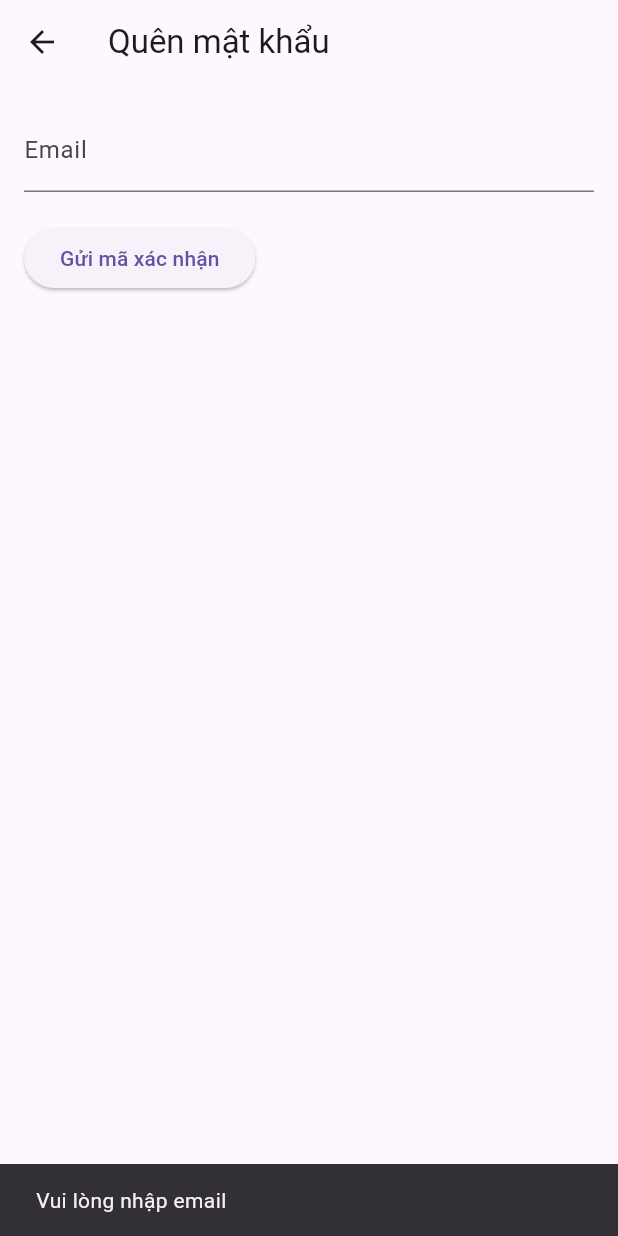
After one commit to TDat79/SignIn-SignUp-Flutter-Amplify-Cognito, a Flutter app: the ForgotPasswordScreen screen opened directly, after a tap on "Gửi mã xác nhận", on a phone screen of 412 x 824 dp. The commit adds this screen. Run offline on Flutter 3.47's test engine with Material 3 defaults, Android fonts, the phone set to English and light mode, and no system bars; our stand-ins replace email_validator; missing offline and left inert: amplify_auth_cognito, amplify_flutter.

Commit message:
quên mật khẩu

```diff
--- a/lib/screens/confirm_sign_up_screen.dart
+++ b/lib/screens/confirm_sign_up_screen.dart
@@ -1,5 +1,5 @@
 import 'package:flutter/material.dart';
-import 'package:nhom1_signin_up/auth_service.dart';  // Đảm bảo bạn import đúng AuthService
+import 'package:nhom1_signin_up/services/auth_service.dart';  // Đảm bảo bạn import đúng AuthService
 import 'sign_in_screen.dart';
 
 class OtpScreen extends StatefulWidget {
--- /dev/null
+++ b/lib/screens/forgot_pass_screen.dart
@@ -0,0 +1,116 @@
+import 'package:flutter/material.dart';
+
+import '../services/auth_service.dart';
+
+
+class ForgotPasswordScreen extends StatefulWidget {
+  @override
+  _ForgotPasswordScreenState createState() => _ForgotPasswordScreenState();
+}
+
+class _ForgotPasswordScreenState extends State<ForgotPasswordScreen> {
+  final AuthService _authService = AuthService();
+  final TextEditingController emailController = TextEditingController();
+  final TextEditingController codeController = TextEditingController();
+  final TextEditingController passwordController = TextEditingController();
+  final TextEditingController confirmPasswordController = TextEditingController();
+
+  bool isCodeSent = false; // Trạng thái để hiển thị giao diện phù hợp
+
+  void _sendResetCode() async {
+    final email = emailController.text;
+
+    if (email.isEmpty) {
+      ScaffoldMessenger.of(context).showSnackBar(
+        SnackBar(content: Text('Vui lòng nhập email')),
+      );
+      return;
+    }
+
+    try {
+      await _authService.resetPassword(email);
+      setState(() {
+        isCodeSent = true; // Chuyển sang bước nhập mã xác nhận
+      });
+      ScaffoldMessenger.of(context).showSnackBar(
+        SnackBar(content: Text('Mã xác nhận đã được gửi đến email của bạn')),
+      );
+    } catch (e) {
+      ScaffoldMessenger.of(context).showSnackBar(
+        SnackBar(content: Text('Lỗi: $e')),
+      );
+    }
+  }
+
+  void _confirmResetPassword() async {
+    final email = emailController.text;
+    final code = codeController.text;
+    final newPassword = passwordController.text;
+
+    if (code.isEmpty || newPassword.isEmpty) {
+      ScaffoldMessenger.of(context).showSnackBar(
+        SnackBar(content: Text('Vui lòng điền đầy đủ thông tin')),
+      );
+      return;
+    }
+
+    try {
+      await _authService.confirmResetPassword(email, code, newPassword);
+      ScaffoldMessenger.of(context).showSnackBar(
+        SnackBar(content: Text('Đặt lại mật khẩu thành công!')),
+      );
+      Navigator.pop(context); // Quay lại màn hình trước (ví dụ: màn hình đăng nhập)
+    } catch (e) {
+      ScaffoldMessenger.of(context).showSnackBar(
+        SnackBar(content: Text('Lỗi: $e')),
+      );
+    }
+  }
+
+  @override
+  Widget build(BuildContext context) {
+    return Scaffold(
+      appBar: AppBar(title: Text('Quên mật khẩu')),
+      body: Padding(
+        padding: const EdgeInsets.all(16.0),
+        child: Column(
+          crossAxisAlignment: CrossAxisAlignment.start,
+          children: [
+            // Hiển thị bước phù hợp dựa trên trạng thái isCodeSent
+            if (!isCodeSent) ...[
+              TextField(
+                controller: emailController,
+                decoration: InputDecoration(labelText: 'Email'),
+              ),
+              SizedBox(height: 20),
+              ElevatedButton(
+                onPressed: _sendResetCode,
+                child: Text('Gửi mã xác nhận'),
+              ),
+            ] else ...[
+              TextField(
+                controller: codeController,
+                decoration: InputDecoration(labelText: 'Mã xác nhận'),
+              ),
+              TextField(
+                controller: passwordController,
+                decoration: InputDecoration(labelText: 'Mật khẩu mới'),
+                obscureText: true,
+              ),
+              TextField(
+                controller: confirmPasswordController,
+                decoration: InputDecoration(labelText: 'Xác nhận mật khẩu mới'),
+                obscureText: true,
+              ),
+              SizedBox(height: 20),
+              ElevatedButton(
+                onPressed: _confirmResetPassword,
+                child: Text('Xác nhận'),
+              ),
+            ],
+          ],
+        ),
+      ),
+    );
+  }
+}
--- a/lib/screens/home_screen.dart
+++ b/lib/screens/home_screen.dart
@@ -1,5 +1,5 @@
 import 'package:flutter/material.dart';
-import 'package:nhom1_signin_up/auth_service.dart';
+import 'package:nhom1_signin_up/services/auth_service.dart';
 import '../models/job.dart';
 import '../services/api_service.dart';
 import 'create_job_screen.dart';
--- a/lib/screens/sign_up_screen.dart
+++ b/lib/screens/sign_up_screen.dart
@@ -1,5 +1,5 @@
 import 'package:flutter/material.dart';
-import 'package:nhom1_signin_up/auth_service.dart';
+import 'package:nhom1_signin_up/services/auth_service.dart';
 import 'confirm_sign_up_screen.dart';
 import 'package:email_validator/email_validator.dart';  // Import package kiểm tra định dạng email
 
--- a/lib/auth_service.dart
+++ b/lib/services/auth_service.dart
@@ -75,4 +75,29 @@ class AuthService {
     }
   }
 
+  Future<void> resetPassword(String email) async {
+    try {
+      await Amplify.Auth.resetPassword(username: email);
+      print('Mã xác nhận đã được gửi đến email: $email');
+    } catch (e) {
+      print('Lỗi khi yêu cầu đặt lại mật khẩu: $e');
+      throw e;
+    }
+  }
+
+  Future<void> confirmResetPassword(
+      String email, String confirmationCode, String newPassword) async {
+    try {
+      await Amplify.Auth.confirmResetPassword(
+        username: email,
+        newPassword: newPassword,
+        confirmationCode: confirmationCode,
+      );
+      print('Mật khẩu đã được thay đổi thành công.');
+    } catch (e) {
+      print('Lỗi khi xác nhận đặt lại mật khẩu: $e');
+      throw e;
+    }
+  }
+
 }
--- a/pubspec.yaml
+++ b/pubspec.yaml
@@ -14,7 +14,6 @@ dependencies:
   amplify_auth_cognito: ^1.3.0
   amazon_cognito_identity_dart_2: ^3.7.0
   email_validator: ^2.0.1
-
   http: ^1.2.2
   flutter_secure_storage: ^5.0.2
   provider: ^6.0.3
@@ -24,9 +23,6 @@ dev_dependencies:
   flutter_test:
     sdk: flutter
   flutter_lints: ^4.0.0
-
-
-
 flutter:
 
   uses-material-design: true
```
Also changed, not shown: lib/screens/sign_in_screen.dart (+28 -3 lines).
